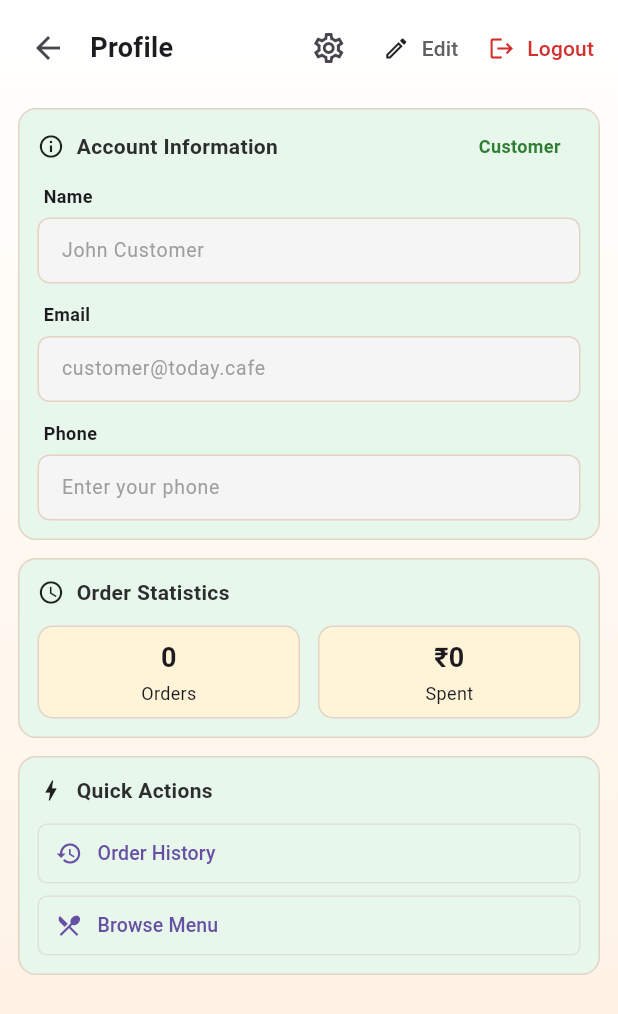
After one commit to Abdulsathar27/cafe-today-, a Flutter app: the ProfilePage screen opened directly, on a phone screen of 412 x 824 dp. The commit adds this screen. Shown: the top 1014 px of the screen. Run offline on Flutter 3.47's test engine with Material 3 defaults, Android fonts, the phone set to English and light mode, and no system bars.

Commit message:
add profile and change color

```diff
--- a/lib/constants/app_colors.dart
+++ b/lib/constants/app_colors.dart
@@ -1,24 +1,44 @@
 import 'package:flutter/material.dart';
 
 class AppColors {
-  // Brand colors
+  // 🔹 Brand colors
   static const Color primary = Color(0xFFFF9800); // Orange
   static const Color secondary = Color(0xFFFFE6A7); // Amber
   static const Color accent = Color(0xFF795548); // Brown (coffee vibe)
 
-  // Backgrounds
+  // 🔹 Backgrounds
   static const Color backgroundLight = Color(0xFFFFF3E0); // Light cream
   static const Color backgroundDark = Color(0xFF212121); // Dark mode bg
 
-  // Text colors
+  // Gradient for Profile Page
+  static const Color gradientTop = Colors.white;
+  static const Color gradientBottom = Color(0xFFFFF0E0); // soft peach-beige
+
+  // 🔹 Text colors
   static const Color textPrimary = Colors.black87;
   static const Color textSecondary = Colors.grey;
   static const Color textWhite = Colors.white;
+  static const Color sectionTitle = Color(0xFF2D2D2D);
 
-  // Buttons
+  // 🔹 Buttons
   static const Color buttonPrimary = Color(0xFFFF9800);
   static const Color buttonText = Colors.white;
 
-  // Borders
+  // 🔹 Borders
   static const Color borderLight = Colors.black12;
+  static const Color cardBorder = Color(0xFFE3D3C5); // warm grey-beige
+
+  // 🔹 Inputs
+  static const Color inputFill = Color(0xFFF5F5F5);
+  static const Color inputHint = Color(0xFF9E9E9E);
+
+  // 🔹 Profile Page Extras
+  static const Color badgeBg = Color(0xFFE7F7EB);   // light green background
+  static const Color badgeText = Color(0xFF2E7D32); // dark green text
+
+  static const Color statTileBg = Color(0xFFFFF4D8); // pale yellow stat tile
+  static const Color actionTileBorder = Color(0xFFE0E0E0); // quick actions outline
+
+  static const Color editColor = Color(0xFF616161);   // grey edit text
+  static const Color logoutColor = Color(0xFFD32F2F); // red logout
 }
--- a/lib/constants/app_texts.dart
+++ b/lib/constants/app_texts.dart
@@ -26,6 +26,21 @@ class AppTexts {
   static const String fullname = "Full Name";
   static const String enteryourname = "Enter your name";
   static const String alreadyhaveanaccount = "Already have an account? ";
+  static const String accountInfo = "Account Information";
+  static const String name = "Name";
+  static const phone = "Phone";
+  static const String namePlaceholder = "John Customer";
+  static const emailPlaceholder = "customer@today.cafe";
+  static const phonePlaceholder = "Enter your phone";
+  static const String orderStats = "Order Statistics";
+  static const String orders = "Orders";
+  static const String spent = "Spent";
+  static const String zeroRupees = "₹0";
+  static const String zero = "0";
+  static const String edit = "Edit";
+  static const String logout = "Logout";
+  static const quickActions = "Quick Actions";
+  static const orderHistory = "Order History";
 
   //  Tabs
   static const String tabCoffee = "Coffee";
--- /dev/null
+++ b/lib/screens/profile/profilepage.dart
@@ -0,0 +1,48 @@
+import 'package:cafebooking/constants/app_colors.dart';
+import 'package:flutter/material.dart';
+import 'widgets/profile_app_bar.dart';
+import 'widgets/account_info_card.dart';
+import 'widgets/order_stats_card.dart';
+import 'widgets/quick_actions_card.dart';
+
+class ProfilePage extends StatelessWidget {
+  const ProfilePage({super.key});
+
+  @override
+  Widget build(BuildContext context) {
+    return Scaffold(
+      // top-left back arrow area is part of the custom app bar
+      body: Container(
+        decoration: BoxDecoration(
+          gradient: LinearGradient(
+            colors: [AppColors.gradientTop, AppColors.gradientBottom],
+            begin: Alignment.topCenter,
+            end: Alignment.bottomCenter,
+          ),
+        ),
+        child: SafeArea(
+          child: Column(
+            children: [
+              const ProfileAppBar(),
+              Expanded(
+                child: SingleChildScrollView(
+                  padding: const EdgeInsets.symmetric(horizontal: 12, vertical: 8),
+                  child: Column(
+                    children: const [
+                      AccountInfoCard(),
+                      SizedBox(height: 12),
+                      OrderStatsCard(),
+                      SizedBox(height: 12),
+                      QuickActionsCard(),
+                      SizedBox(height: 24),
+                    ],
+                  ),
+                ),
+              ),
+            ],
+          ),
+        ),
+      ),
+    );
+  }
+}
--- /dev/null
+++ b/lib/screens/profile/widgets/account_info_card.dart
@@ -0,0 +1,101 @@
+import 'package:cafebooking/constants/app_colors.dart';
+import 'package:flutter/material.dart';
+import 'package:cafebooking/constants/app_texts.dart';
+import 'section_shell.dart';
+
+class AccountInfoCard extends StatelessWidget {
+  const AccountInfoCard({super.key});
+
+  @override
+  Widget build(BuildContext context) {
+    return SectionShell(
+      header: Row(
+        children: [
+          const Icon(Icons.info_outline, size: 18),
+          const SizedBox(width: 8),
+          Text(
+            AppTexts.accountInfo,
+            style: TextStyle(
+              fontSize: 14,
+              fontWeight: FontWeight.w600,
+              color: AppColors.sectionTitle,
+            ),
+          ),
+          const Spacer(),
+          Container(
+            padding: const EdgeInsets.symmetric(horizontal: 10, vertical: 4),
+            decoration: BoxDecoration(
+              color: AppColors.badgeBg,
+              borderRadius: BorderRadius.circular(16),
+            ),
+            child: Text(
+              AppTexts.customer1,
+              style: TextStyle(
+                fontSize: 12,
+                fontWeight: FontWeight.w600,
+                color: AppColors.badgeText,
+              ),
+            ),
+          ),
+        ],
+      ),
+      body: Column(
+        crossAxisAlignment: CrossAxisAlignment.start,
+        children: const [
+          _Label(AppTexts.name),
+          _ReadOnlyField(placeholder: AppTexts.namePlaceholder),
+          SizedBox(height: 12),
+          _Label(AppTexts.email),
+          _ReadOnlyField(placeholder: AppTexts.emailPlaceholder),
+          SizedBox(height: 12),
+          _Label(AppTexts.phone),
+          _ReadOnlyField(placeholder: AppTexts.phonePlaceholder),
+        ],
+      ),
+    );
+  }
+}
+
+class _Label extends StatelessWidget {
+  final String text;
+  const _Label(this.text);
+
+  @override
+  Widget build(BuildContext context) {
+    return Padding(
+      padding: const EdgeInsets.only(bottom: 6, left: 4),
+      child: Text(
+        text,
+        style: const TextStyle(fontSize: 12, fontWeight: FontWeight.w600),
+      ),
+    );
+  }
+}
+
+class _ReadOnlyField extends StatelessWidget {
+  final String placeholder;
+  const _ReadOnlyField({required this.placeholder});
+
+  @override
+  Widget build(BuildContext context) {
+    return TextFormField(
+      initialValue: placeholder,
+      readOnly: true,
+      enabled: false,
+      decoration: InputDecoration(
+        isDense: true,
+        filled: true,
+        fillColor: AppColors.inputFill,
+        contentPadding: const EdgeInsets.symmetric(
+          horizontal: 12,
+          vertical: 12,
+        ),
+        disabledBorder: OutlineInputBorder(
+          borderRadius: BorderRadius.circular(8),
+          borderSide: BorderSide(color: AppColors.cardBorder),
+        ),
+      ),
+      style: TextStyle(color: AppColors.inputHint, fontSize: 13),
+    );
+  }
+}
--- /dev/null
+++ b/lib/screens/profile/widgets/order_stats_card.dart
@@ -0,0 +1,73 @@
+import 'package:cafebooking/constants/app_colors.dart';
+import 'package:flutter/material.dart';
+import 'package:cafebooking/constants/app_texts.dart';
+import 'section_shell.dart';
+
+class OrderStatsCard extends StatelessWidget {
+  const OrderStatsCard({super.key});
+
+  @override
+  Widget build(BuildContext context) {
+    return SectionShell(
+      header: Row(
+        children: [
+          const Icon(Icons.access_time, size: 18),
+          const SizedBox(width: 8),
+          Text(
+            AppTexts.orderStats,
+            style: TextStyle(
+              fontSize: 14,
+              fontWeight: FontWeight.w600,
+              color: AppColors.sectionTitle,
+            ),
+          ),
+        ],
+      ),
+      body: Row(
+        children: const [
+          Expanded(
+            child: _StatTile(
+              value: AppTexts.zero,
+              label: AppTexts.orders,
+            ),
+          ),
+          SizedBox(width: 12),
+          Expanded(
+            child: _StatTile(
+              value: AppTexts.zeroRupees,
+              label: AppTexts.spent,
+            ),
+          ),
+        ],
+      ),
+    );
+  }
+}
+
+class _StatTile extends StatelessWidget {
+  final String value;
+  final String label;
+  const _StatTile({required this.value, required this.label});
+
+  @override
+  Widget build(BuildContext context) {
+    return Container(
+      height: 62,
+      decoration: BoxDecoration(
+        color: AppColors.statTileBg,
+        borderRadius: BorderRadius.circular(10),
+        border: Border.all(color: AppColors.cardBorder),
+      ),
+      child: Center(
+        child: Column(
+          mainAxisSize: MainAxisSize.min,
+          children: [
+            Text(value, style: const TextStyle(fontSize: 18, fontWeight: FontWeight.w700)),
+            const SizedBox(height: 2),
+            Text(label, style: const TextStyle(fontSize: 12)),
+          ],
+        ),
+      ),
+    );
+  }
+}
--- /dev/null
+++ b/lib/screens/profile/widgets/profile_app_bar.dart
@@ -0,0 +1,61 @@
+import 'package:cafebooking/constants/app_colors.dart';
+import 'package:flutter/material.dart';
+import 'package:cafebooking/constants/app_texts.dart';
+
+class ProfileAppBar extends StatelessWidget {
+  const ProfileAppBar({super.key});
+
+  @override
+  Widget build(BuildContext context) {
+    return Padding(
+      padding: const EdgeInsets.fromLTRB(8, 8, 8, 8),
+      child: Row(
+        children: [
+          // Back arrow
+          IconButton(
+            icon: const Icon(Icons.arrow_back),
+            onPressed: () => Navigator.maybePop(context),
+          ),
+          const SizedBox(width: 4),
+          // Title centered-ish visually like screenshot
+          const Expanded(
+            child: Text(
+              AppTexts.profile,
+              textAlign: TextAlign.left,
+              style: TextStyle(fontSize: 18, fontWeight: FontWeight.w600),
+            ),
+          ),
+          // gear icon
+          IconButton(
+            icon: const Icon(Icons.settings_outlined),
+            onPressed: () {},
+          ),
+          const SizedBox(width: 4),
+          // Edit (text button look)
+          TextButton.icon(
+            onPressed: () {},
+            icon: const Icon(Icons.edit_outlined, size: 18, color: Colors.black87),
+            label: Text(AppTexts.edit, style: TextStyle(color: AppColors.editColor)),
+            style: TextButton.styleFrom(
+              padding: const EdgeInsets.symmetric(horizontal: 8, vertical: 6),
+              minimumSize: Size.zero,
+              tapTargetSize: MaterialTapTargetSize.shrinkWrap,
+            ),
+          ),
+          const SizedBox(width: 4),
+          // Logout (red)
+          TextButton.icon(
+            onPressed: () {},
+            icon: Icon(Icons.logout, size: 18, color: AppColors.logoutColor),
+            label: Text(AppTexts.logout, style: TextStyle(color: AppColors.logoutColor)),
+            style: TextButton.styleFrom(
+              padding: const EdgeInsets.symmetric(horizontal: 8, vertical: 6),
+              minimumSize: Size.zero,
+              tapTargetSize: MaterialTapTargetSize.shrinkWrap,
+            ),
+          ),
+        ],
+      ),
+    );
+  }
+}
--- /dev/null
+++ b/lib/screens/profile/widgets/quick_actions_card.dart
@@ -0,0 +1,70 @@
+import 'package:cafebooking/constants/app_colors.dart';
+import 'package:flutter/material.dart';
+import 'package:cafebooking/constants/app_texts.dart';
+import 'section_shell.dart';
+
+class QuickActionsCard extends StatelessWidget {
+  const QuickActionsCard({super.key});
+
+  @override
+  Widget build(BuildContext context) {
+    return SectionShell(
+      header: Row(
+        children: [
+          const Icon(Icons.bolt_outlined, size: 18),
+          const SizedBox(width: 8),
+          Text(
+            AppTexts.quickActions,
+            style: TextStyle(
+              fontSize: 14,
+              fontWeight: FontWeight.w600,
+              color: AppColors.sectionTitle,
+            ),
+          ),
+        ],
+      ),
+      body: Column(
+        children: const [
+          _ActionTile(
+            icon: Icons.history,
+            title: AppTexts.orderHistory,
+          ),
+          SizedBox(height: 8),
+          _ActionTile(
+            icon: Icons.restaurant_menu_outlined,
+            title: AppTexts.browsemenu,
+          ),
+        ],
+      ),
+    );
+  }
+}
+
+class _ActionTile extends StatelessWidget {
+  final IconData icon;
+  final String title;
+  const _ActionTile({required this.icon, required this.title});
+
+  @override
+  Widget build(BuildContext context) {
+    return SizedBox(
+      height: 40,
+      child: OutlinedButton(
+        onPressed: () {},
+        style: OutlinedButton.styleFrom(
+          side: BorderSide(color: AppColors.actionTileBorder),
+          shape: RoundedRectangleBorder(borderRadius: BorderRadius.circular(6)),
+          padding: const EdgeInsets.symmetric(horizontal: 12),
+          alignment: Alignment.centerLeft,
+        ),
+        child: Row(
+          children: [
+            Icon(icon, size: 18),
+            const SizedBox(width: 10),
+            Text(title, style: const TextStyle(fontSize: 13)),
+          ],
+        ),
+      ),
+    );
+  }
+}
--- /dev/null
+++ b/lib/screens/profile/widgets/section_shell.dart
@@ -0,0 +1,32 @@
+import 'package:cafebooking/constants/app_colors.dart';
+import 'package:flutter/material.dart';
+
+
+class SectionShell extends StatelessWidget {
+  final Widget header;
+  final Widget body;
+  final EdgeInsetsGeometry? padding;
+
+  const SectionShell({
+    super.key,
+    required this.header,
+    required this.body,
+    this.padding,
+  });
+
+  @override
+  Widget build(BuildContext context) {
+    return Container(
+      decoration: BoxDecoration(
+        color: AppColors.badgeBg,
+        borderRadius: BorderRadius.circular(12),
+        border: Border.all(color: AppColors.cardBorder),
+      ),
+      padding: padding ?? const EdgeInsets.all(12),
+      child: Column(
+        crossAxisAlignment: CrossAxisAlignment.start,
+        children: [header, const SizedBox(height: 12), body],
+      ),
+    );
+  }
+}
```
